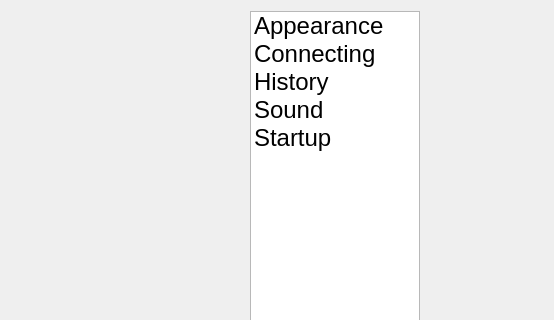
Above: smushclient-qt/cpp/ui/settings/settings.ui from jnbooth/smushclient before the change; both pictures show x 0 to 554 and y 0 to 320 of the 670 by 640 pixel window. Below: the same form after it.
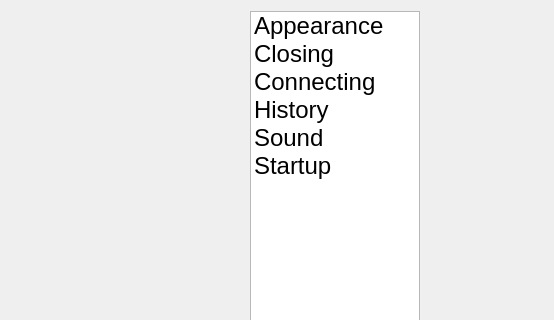
That is the form after the change. Icons and pictures are not drawn.

Commit message: confirm before closing

Diff of the .ui file:
```diff
--- a/smushclient-qt/cpp/ui/settings/settings.ui
+++ b/smushclient-qt/cpp/ui/settings/settings.ui
@@ -74,6 +74,15 @@
          <set>ItemIsSelectable|ItemIsEnabled</set>
         </property>
        </item>
+       <item>
+        <property name="text">
+         <string>Closing</string>
+        </property>
+        <property name="icon">
+         <iconset resource="../../../resources/resources.qrc">
+          <normaloff>:/icons/settings/closing.svg</normaloff>:/icons/settings/closing.svg</iconset>
+        </property>
+       </item>
        <item>
         <property name="text">
          <string>Connecting</string>
```
The commit also changes 16 other files.
